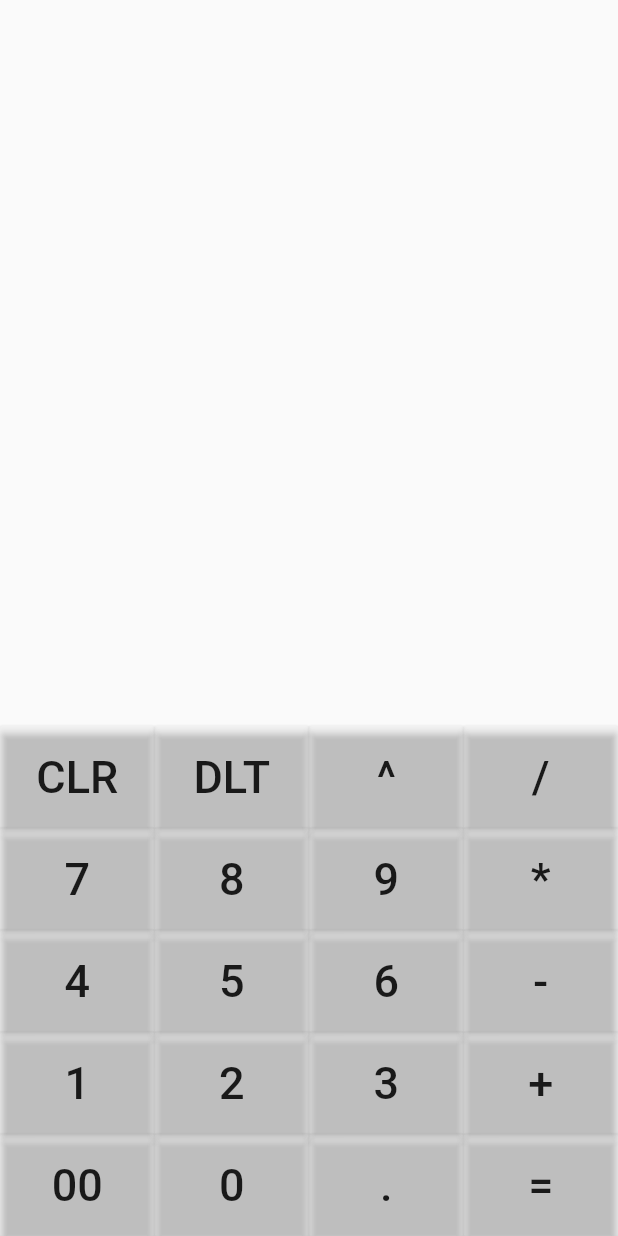
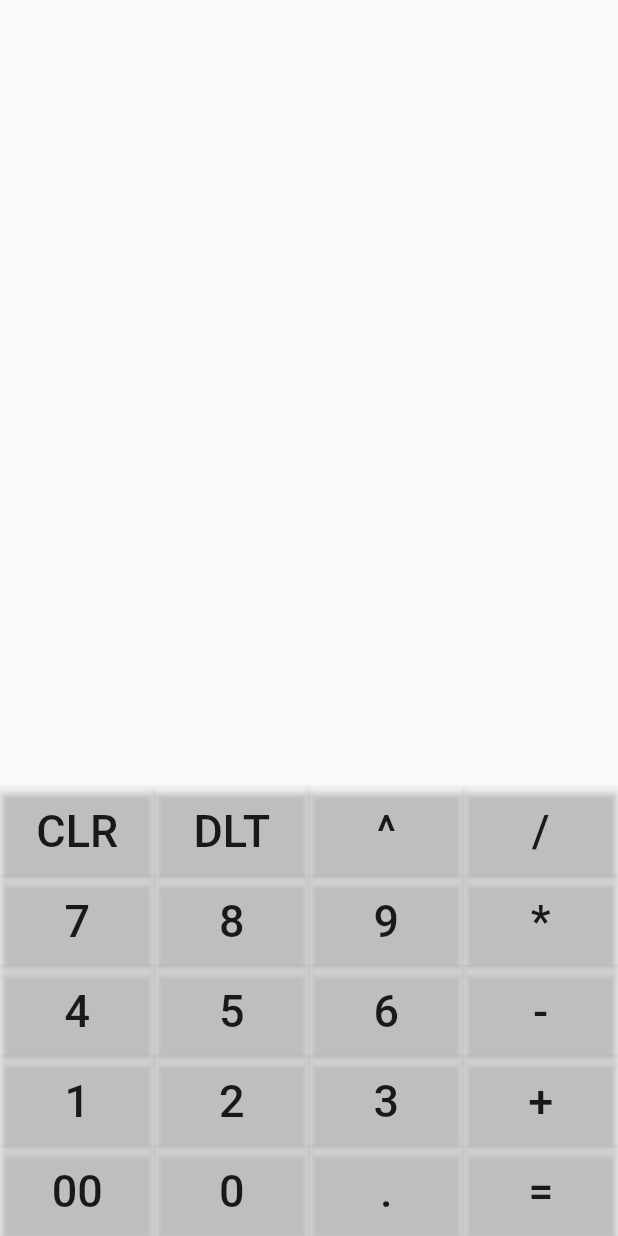
Before and after one commit to Anm714/Calculator-Simple-, a Flutter app: the screen it shows after launch, on a phone screen of 412 x 824 dp. Run offline on Flutter 3.47's test engine with Material 2 defaults, Android fonts, the phone set to English and light mode, and no system bars; our stand-ins replace math_expressions; missing offline and left inert: number_display.

Commit message:
Calculation Complete

```diff
--- a/lib/main.dart
+++ b/lib/main.dart
@@ -1,5 +1,6 @@
 import 'package:flutter/material.dart';
 import 'package:calculatorapp/outlineCalculation.dart';
+import 'package:flutter/services.dart';
 
 void main() {
   //String equation = '';
@@ -10,6 +11,7 @@ class MyApp extends StatelessWidget {
   // This widget is the root of your application.
   @override
   Widget build(BuildContext context) {
+    SystemChrome.setPreferredOrientations([DeviceOrientation.portraitUp]);
     return MaterialApp(
       debugShowCheckedModeBanner: false,
       theme: ThemeData(buttonColor: Colors.red),
--- a/lib/outlineCalculation.dart
+++ b/lib/outlineCalculation.dart
@@ -14,7 +14,7 @@ class _CalculatorState extends State<Calculator> {
   double result;
   String res = '';
   bool decimalPresent = false;
-  double resultFontSize = 40;
+  double resultFontSize = 30;
   // To display number after removing the trailing zeros at the end of a number after decimal point
   final display = createDisplay(
     decimal: 8,
@@ -91,7 +91,7 @@ class _CalculatorState extends State<Calculator> {
         onPressed: () {
           math(buttonPressed);
         },
-        height: 68,
+        height: 60,
         color: Colors.white12,
         child: Text(
           buttonPressed,
@@ -119,12 +119,6 @@ class _CalculatorState extends State<Calculator> {
   @override
   Widget build(BuildContext context) {
     return Container(
-      /*decoration: BoxDecoration(
-        image: DecorationImage(
-          image: AssetImage('images/bg2.png'),
-          fit: BoxFit.fill,
-        ),
-      ),*/
       child: Column(
         mainAxisAlignment: MainAxisAlignment.end,
         crossAxisAlignment: CrossAxisAlignment.stretch,
@@ -144,7 +138,7 @@ class _CalculatorState extends State<Calculator> {
               textAlign: TextAlign.end,
               style: TextStyle(
                   fontSize:
-                      equation == '' ? resultFontSize + 20 : resultFontSize),
+                      equation == '' ? resultFontSize + 30 : resultFontSize),
             ),
           ),
           myRow('CLR', 'DLT', '^', '/'),
```
